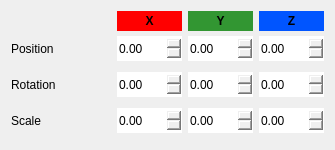
This is src/widgets/transformeditor.ui in jahshaka/Studio as Qt 5 draws it before an edit. The edited form follows.
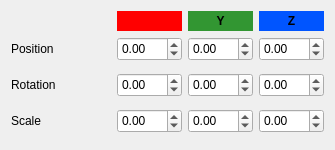
This is the edited form.

```diff
--- a/src/widgets/transformeditor.ui
+++ b/src/widgets/transformeditor.ui
@@ -20,7 +20,9 @@
    <string>Form</string>
   </property>
   <property name="styleSheet">
-   <string notr="true">border: none;</string>
+   <string notr="true">QWidget#TransformEditor {
+	border: none;
+}</string>
   </property>
   <layout class="QVBoxLayout" name="verticalLayout">
    <property name="spacing">
@@ -105,26 +107,6 @@
          <property name="spacing">
           <number>0</number>
          </property>
-         <item row="0" column="0">
-          <widget class="QLabel" name="label">
-           <property name="font">
-            <font>
-             <weight>75</weight>
-             <italic>false</italic>
-             <bold>true</bold>
-            </font>
-           </property>
-           <property name="text">
-            <string>X</string>
-           </property>
-           <property name="alignment">
-            <set>Qt::AlignCenter</set>
-           </property>
-           <property name="textInteractionFlags">
-            <set>Qt::NoTextInteraction</set>
-           </property>
-          </widget>
-         </item>
         </layout>
        </widget>
       </item>
@@ -277,9 +259,12 @@
         <property name="minimumSize">
          <size>
           <width>64</width>
-          <height>25</height>
+          <height>24</height>
          </size>
         </property>
+        <property name="styleSheet">
+         <string notr="true"/>
+        </property>
         <property name="minimum">
          <double>-10000.000000000000000</double>
         </property>
@@ -296,7 +281,7 @@
         <property name="minimumSize">
          <size>
           <width>64</width>
-          <height>25</height>
+          <height>24</height>
          </size>
         </property>
         <property name="minimum">
@@ -315,7 +300,7 @@
         <property name="minimumSize">
          <size>
           <width>64</width>
-          <height>25</height>
+          <height>24</height>
          </size>
         </property>
         <property name="minimum">
@@ -371,7 +356,7 @@
         <property name="minimumSize">
          <size>
           <width>64</width>
-          <height>25</height>
+          <height>24</height>
          </size>
         </property>
         <property name="minimum">
@@ -390,7 +375,7 @@
         <property name="minimumSize">
          <size>
           <width>64</width>
-          <height>25</height>
+          <height>24</height>
          </size>
         </property>
         <property name="minimum">
@@ -409,7 +394,7 @@
         <property name="minimumSize">
          <size>
           <width>64</width>
-          <height>25</height>
+          <height>24</height>
          </size>
         </property>
         <property name="minimum">
@@ -465,7 +450,7 @@
         <property name="minimumSize">
          <size>
           <width>64</width>
-          <height>25</height>
+          <height>24</height>
          </size>
         </property>
         <property name="minimum">
@@ -484,7 +469,7 @@
         <property name="minimumSize">
          <size>
           <width>64</width>
-          <height>25</height>
+          <height>24</height>
          </size>
         </property>
         <property name="minimum">
@@ -503,7 +488,7 @@
         <property name="minimumSize">
          <size>
           <width>64</width>
-          <height>25</height>
+          <height>24</height>
          </size>
         </property>
         <property name="minimum">
```
